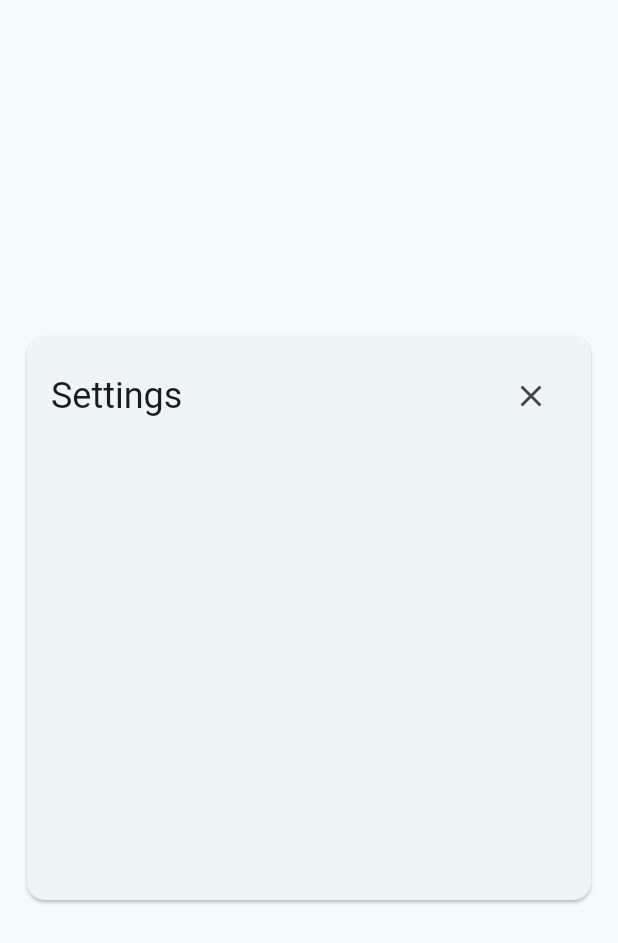
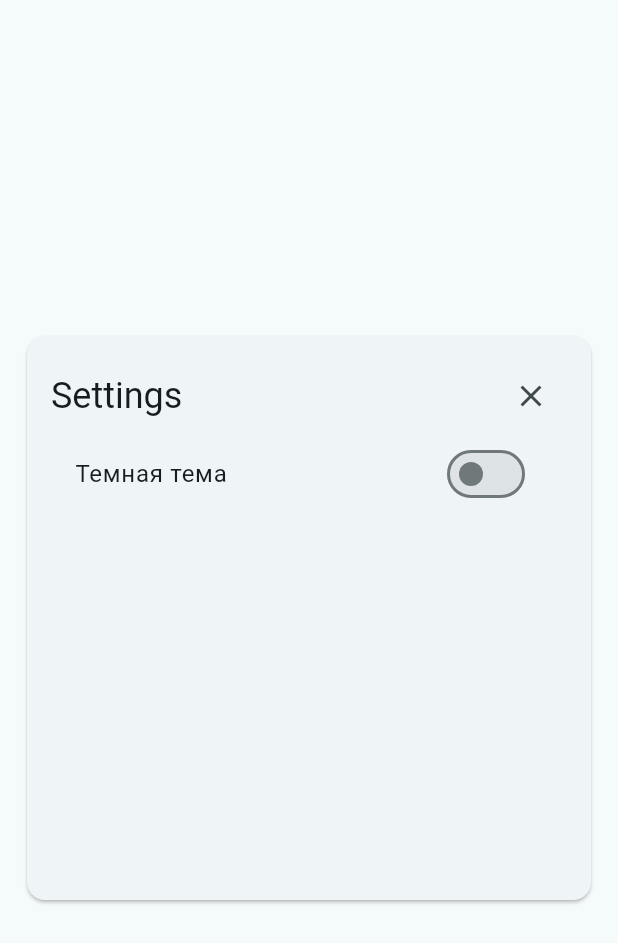
Before and after one commit to rn7cvj-dvfu/6-semester-game-dev, a Flutter app: the screen it shows after launch, after a tap on the "settings" icon, on a phone screen of 412 x 824 dp. Shown: the top 943 px of the screen. Run offline on Flutter 3.47's test engine with Material 3 defaults, Android fonts, the phone set to English and light mode, and no system bars; our stand-ins replace flutter_colorpicker, flutter_riverpod, go_router; missing offline and left inert: flame, slang; generated files the repository leaves out were written again.

Commit message:
add theme management and localization support

```diff
--- a/game/i18n/en_US/strings_en.i18n.yaml
+++ b/game/i18n/en_US/strings_en.i18n.yaml
@@ -1,3 +1,5 @@
 settings: Settings
 statistic: Statistics
 back: Back
+useDarkTheme: Темная тема
+useSeedColor: Основной цвет
--- a/game/i18n/ru_RU/strings_ru.i18n.yaml
+++ b/game/i18n/ru_RU/strings_ru.i18n.yaml
@@ -1,3 +1,5 @@
 settings: Настройки
 statistic: Статистика
 back: Назад
+useDarkTheme: Темная тема
+useSeedColor: Основной цвет
--- a/game/lib/app.dart
+++ b/game/lib/app.dart
@@ -1,6 +1,7 @@
 import 'package:flutter/material.dart';
 import 'package:flutter_localizations/flutter_localizations.dart';
 import 'package:flutter_riverpod/flutter_riverpod.dart';
+import 'features/theme/widget.dart';
 import 'navigation/router.dart';
 
 class App extends ConsumerWidget {
@@ -10,6 +11,8 @@ class App extends ConsumerWidget {
 
   @override
   Widget build(BuildContext context, WidgetRef ref) {
+    final theme = GTheme.of(context);
+
     return MaterialApp.router(
       title: 'Graphica',
       localizationsDelegates: [
@@ -21,18 +24,18 @@ class App extends ConsumerWidget {
         Locale('en', 'US'),
         Locale('ru', 'RU'),
       ],
-      themeMode: ThemeMode.system,
+      themeMode: theme.themeMode,
       debugShowCheckedModeBanner: false,
       routerConfig: router,
       theme: ThemeData.from(
         colorScheme: ColorScheme.fromSeed(
-          seedColor: seedColor,
+          seedColor: theme.seedColor,
           brightness: Brightness.light,
         ),
       ),
       darkTheme: ThemeData.from(
         colorScheme: ColorScheme.fromSeed(
-          seedColor: seedColor,
+          seedColor: theme.seedColor,
           brightness: Brightness.dark,
         ),
       ),
--- /dev/null
+++ b/game/lib/features/theme/manager.dart
@@ -0,0 +1,38 @@
+import 'package:flutter/material.dart';
+
+import 'widget.dart';
+
+class ThemeManager extends StatefulWidget {
+  final Widget child;
+
+  const ThemeManager({super.key, required this.child});
+
+  @override
+  State<ThemeManager> createState() => _ThemeManagerState();
+}
+
+class _ThemeManagerState extends State<ThemeManager> {
+  ThemeMode _themeMode = ThemeMode.light;
+  Color _seedColor = Colors.white;
+
+  void toggleThemeMode(ThemeMode newThemeMode) {
+    _themeMode = newThemeMode;
+    setState(() {});
+  }
+
+  void toggleSeedColor(Color newSeedColor) {
+    _seedColor = newSeedColor;
+    setState(() {});
+  }
+
+  @override
+  Widget build(BuildContext context) {
+    return GTheme(
+      themeMode: _themeMode,
+      seedColor: _seedColor,
+      toggleThemeMode: toggleThemeMode,
+      toggleSeedColor: toggleSeedColor,
+      child: widget.child,
+    );
+  }
+}
--- /dev/null
+++ b/game/lib/features/theme/togglers.dart
@@ -0,0 +1,24 @@
+import 'package:flutter/material.dart';
+
+import '../../.gen/i18n/strings.g.dart';
+import 'widget.dart';
+
+class ThemeModelToggle extends StatelessWidget {
+  const ThemeModelToggle({super.key});
+
+  @override
+  Widget build(BuildContext context) {
+    final theme = GTheme.of(context);
+
+    return SwitchListTile(
+      title: Text(t.strings.useDarkTheme),
+      value: theme.themeMode == ThemeMode.dark,
+      onChanged: (value) => theme.toggleThemeMode(
+        value ? ThemeMode.dark : ThemeMode.light,
+      ),
+      shape: RoundedRectangleBorder(
+        borderRadius: BorderRadius.circular(8),
+      ),
+    );
+  }
+}
--- /dev/null
+++ b/game/lib/features/theme/widget.dart
@@ -0,0 +1,26 @@
+import 'package:flutter/material.dart';
+
+class GTheme extends InheritedWidget {
+  final ThemeMode themeMode;
+  final Color seedColor;
+  final void Function(ThemeMode newThemeMode) toggleThemeMode;
+  final void Function(Color newSeedColor) toggleSeedColor;
+
+  const GTheme({
+    super.key,
+    required super.child,
+    required this.themeMode,
+    required this.seedColor,
+    required this.toggleThemeMode,
+    required this.toggleSeedColor,
+  });
+
+  static GTheme of(BuildContext context) {
+    return context.dependOnInheritedWidgetOfExactType<GTheme>()!;
+  }
+
+  @override
+  bool updateShouldNotify(covariant GTheme oldWidget) {
+    return oldWidget.themeMode != themeMode || oldWidget.seedColor != seedColor;
+  }
+}
--- a/game/lib/main.dart
+++ b/game/lib/main.dart
@@ -2,11 +2,18 @@ import 'package:flutter/material.dart';
 import '.gen/i18n/strings.g.dart';
 
 import 'app.dart';
+import 'features/theme/manager.dart';
 import 'utils/ui.dart';
 
 Future<void> main() async {
   await setUpSystemUIOverlay();
   await LocaleSettings.useDeviceLocale();
 
-  runApp(TranslationProvider(child: App()));
+  runApp(
+    ThemeManager(
+      child: TranslationProvider(
+        child: App(),
+      ),
+    ),
+  );
 }
--- a/game/lib/pages/settings.dart
+++ b/game/lib/pages/settings.dart
@@ -1,6 +1,7 @@
 import 'package:flutter/material.dart';
 
 import '../.gen/i18n/strings.g.dart';
+import '../features/theme/togglers.dart';
 import '../navigation/navigator.dart';
 
 class SettingsPage extends StatelessWidget {
@@ -30,6 +31,7 @@ class SettingsPage extends StatelessWidget {
                       ),
                     ],
                   ),
+                  ThemeModelToggle(),
                 ],
               ),
             ),
```
Also changed, not shown: game/lib/.gen/i18n/strings.g.dart, game/lib/.gen/i18n/strings_en.g.dart, game/lib/.gen/i18n/strings_ru.g.dart.
